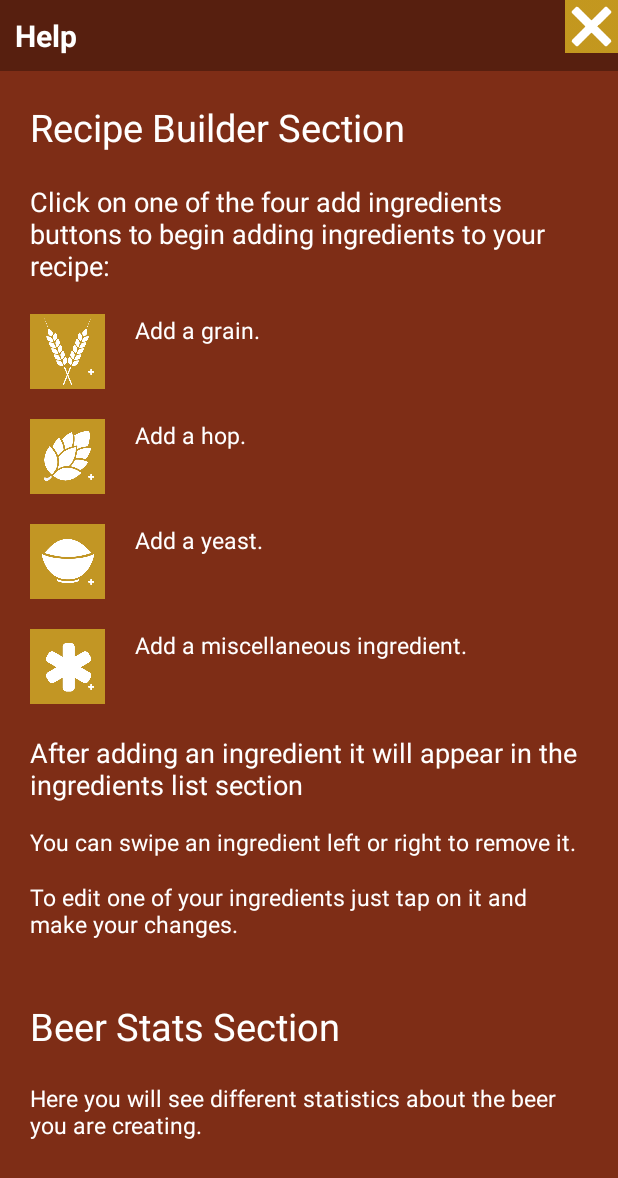
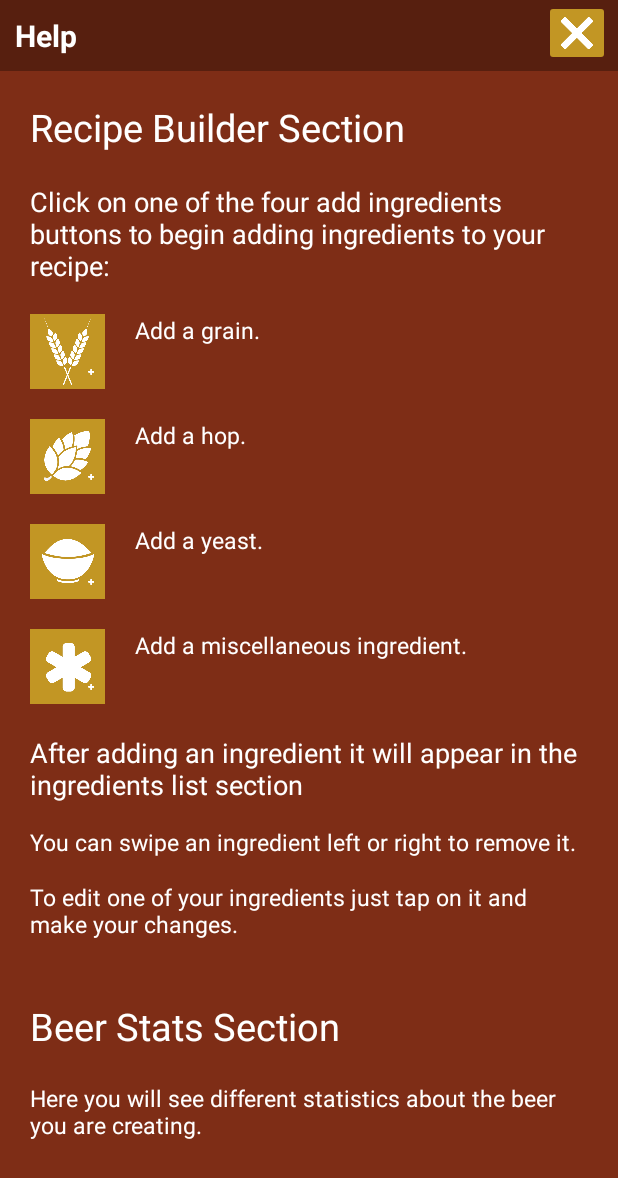
Before and after one commit to tgreen7/cmps121, an Android app: the HelpActivity screen opened directly, with no data from a screen before it, on a phone screen of 412 x 824 dp. Shown: the top 1178 px of the screen. Run offline under Robolectric (Android 15) with nearby library versions, the light colour scheme and no system bars.

Commit message:
Aligned and styled Question Mark and Close buttons.

```diff
--- a/app/src/main/java/com/example/cs121/final_project/Tab1Activity.java
+++ b/app/src/main/java/com/example/cs121/final_project/Tab1Activity.java
@@ -426,7 +426,7 @@ public class Tab1Activity extends Activity
         }
         if (lb == 0) result[0] = String.format("%.1f oz", weight);
         else if (weight == 0) result[0] = lb + " lb";
-        else result[0] = lb + " lb " + String.format("%.0f oz", weight);
+        else result[0] = lb + " lb \n" + String.format("%.1f oz", weight);
 
         if (time >= 1440) {
             int days = time/1440;
--- a/app/src/main/res/layout/activity_help.xml
+++ b/app/src/main/res/layout/activity_help.xml
@@ -27,17 +27,21 @@
             android:text="@string/help"/>
 
         <ImageButton
-            android:layout_width="35dp"
-            android:layout_height="35dp"
             android:layout_alignParentTop="true"
             android:id="@+id/helpButton"
             android:src="@drawable/close"
-            android:layout_alignParentEnd="true"
-            android:scaleType="fitCenter"
             android:contentDescription="close"
             android:padding="0dp"
             android:layout_gravity="start"
-            android:onClick="closeActivity"/>
+            android:onClick="closeActivity"
+            android:layout_alignParentEnd="true"
+            android:scaleType="fitCenter"
+            style="@style/Base.TextAppearance.AppCompat.Button"
+            android:layout_centerInParent="true"
+            android:backgroundTint="@color/gold"
+            android:layout_width="44dp"
+            android:layout_height="44dp"
+            android:layout_marginRight="5dp"/>
 
     </RelativeLayout>
 
--- a/app/src/main/res/layout/listview_row.xml
+++ b/app/src/main/res/layout/listview_row.xml
@@ -12,7 +12,8 @@
     android:layout_marginBottom="2dp"
     android:paddingTop="15dp"
     android:paddingBottom="15dp"
-    android:background="@drawable/list_item_background">
+    android:background="@drawable/list_item_background"
+        android:gravity="center_vertical">
 
         <TextView
             android:id="@+id/FirstText"
```
Also changed, not shown: app/src/main/res/layout/activity_main.xml (+6 -5 lines), app/src/main/res/drawable/close.png, app/src/main/res/drawable/question_mark.png.
